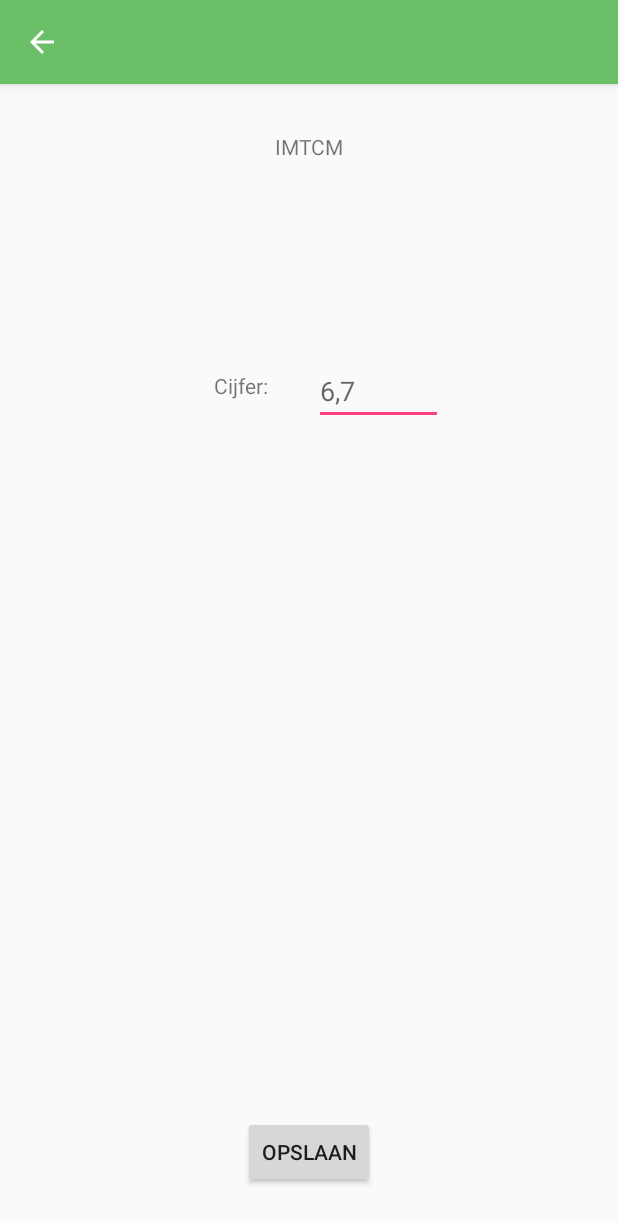
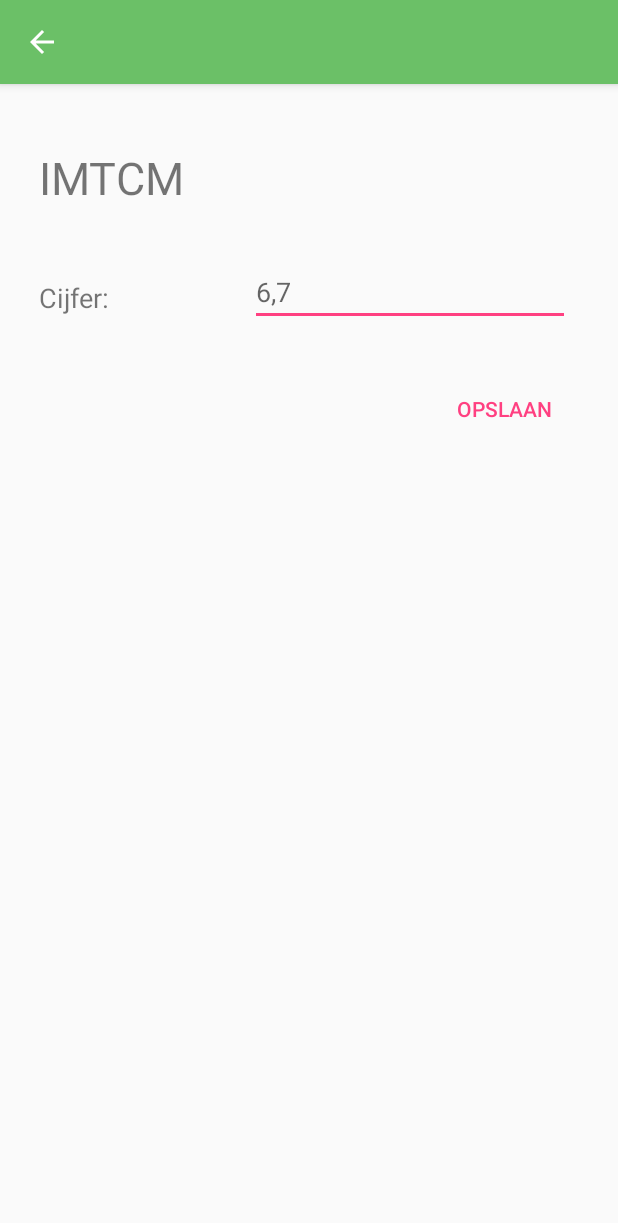
Before and after one commit to Roohn/IMTPMD, an Android app: the GradesActivity screen opened directly, with no data from a screen before it, on a phone screen of 412 x 824 dp. Shown: the top 1223 px of the screen. Run offline under Robolectric (Android 15) with nearby library versions, the phone set to English and light mode, and no system bars; our stand-ins replace Volley; 3 statements that could not run were skipped.

```diff
--- a/app/src/main/java/nl/hsleiden/imtpmd/KeuzeActivity.java
+++ b/app/src/main/java/nl/hsleiden/imtpmd/KeuzeActivity.java
@@ -3,9 +3,10 @@ package nl.hsleiden.imtpmd;
 import android.app.Activity;
 import android.content.Intent;
 import android.os.Bundle;
+import android.support.v7.app.AppCompatActivity;
 import android.view.View;
 
-public class KeuzeActivity extends Activity {
+public class KeuzeActivity extends AppCompatActivity {
     public int jaar;
     public int semester;
     public int keuze = 0;
--- a/app/src/main/res/layout/activity_scherm03.xml
+++ b/app/src/main/res/layout/activity_scherm03.xml
@@ -10,72 +10,57 @@
         android:id="@+id/cijferNaam"
         android:layout_width="wrap_content"
         android:layout_height="wrap_content"
-        android:layout_marginLeft="8dp"
-        android:layout_marginRight="8dp"
+        android:layout_marginLeft="16dp"
+        android:layout_marginStart="16dp"
         android:layout_marginTop="32dp"
+        android:padding="10dp"
         android:text="IMTCM"
-        app:layout_constraintHorizontal_bias="0.501"
+        android:textSize="30sp"
         app:layout_constraintLeft_toLeftOf="parent"
-        app:layout_constraintRight_toRightOf="parent"
         app:layout_constraintTop_toTopOf="parent"
-        tools:textColor="#000000"
-        tools:textSize="35sp"
-        android:layout_marginStart="8dp"
-        android:layout_marginEnd="8dp" />
+        tools:textColor="#000000" />
 
 
     <TextView
+        android:id="@+id/textView"
         android:layout_width="wrap_content"
         android:layout_height="wrap_content"
-        android:layout_marginBottom="8dp"
-        android:layout_marginLeft="8dp"
-        android:layout_marginRight="100dp"
-        android:layout_marginTop="8dp"
+        android:layout_marginLeft="16dp"
+        android:layout_marginTop="27dp"
+        android:padding="10dp"
         android:text="Cijfer:"
-        app:layout_constraintBottom_toBottomOf="parent"
-        app:layout_constraintHorizontal_bias="0.502"
+        android:textSize="18sp"
         app:layout_constraintLeft_toLeftOf="parent"
-        app:layout_constraintRight_toRightOf="parent"
-        app:layout_constraintTop_toTopOf="parent"
-        app:layout_constraintVertical_bias="0.25"
-        tools:style="@android:style/Widget.DeviceDefault.Light.TextView"
-        tools:textSize="35sp"
-        android:id="@+id/textView"
-        android:layout_marginStart="8dp"
-        android:layout_marginEnd="100dp" />
+        app:layout_constraintTop_toBottomOf="@+id/cijferNaam"
+        tools:style="@android:style/Widget.DeviceDefault.Light.TextView" />
 
     <EditText
         android:id="@+id/cijferInvoer"
-        android:layout_width="86dp"
+        android:layout_width="wrap_content"
         android:layout_height="41dp"
-        android:layout_marginBottom="8dp"
-        android:layout_marginLeft="100dp"
-        android:layout_marginRight="8dp"
-        android:layout_marginTop="8dp"
+        android:layout_marginEnd="32dp"
+        android:layout_marginLeft="16dp"
+        android:layout_marginRight="32dp"
+        android:layout_marginTop="0dp"
         android:ems="10"
         android:hint="6,7"
         android:inputType="numberDecimal"
-        app:layout_constraintBottom_toBottomOf="parent"
-        app:layout_constraintHorizontal_bias="0.502"
-        app:layout_constraintLeft_toLeftOf="parent"
+        app:layout_constraintHorizontal_bias="1.0"
+        app:layout_constraintLeft_toRightOf="@+id/textView"
         app:layout_constraintRight_toRightOf="parent"
-        app:layout_constraintTop_toTopOf="parent"
-        app:layout_constraintVertical_bias="0.25"
-        android:layout_marginStart="100dp"
-        android:layout_marginEnd="8dp" />
+        app:layout_constraintTop_toTopOf="@+id/textView" />
 
     <Button
         android:id="@+id/cijferSave"
+        style="@style/Widget.AppCompat.Button.Borderless"
         android:layout_width="wrap_content"
-        android:layout_height="wrap_content"
-        android:layout_marginBottom="32dp"
-        android:layout_marginLeft="8dp"
-        android:layout_marginRight="8dp"
+        android:layout_height="48dp"
+        android:layout_marginRight="32dp"
+        android:layout_marginTop="31dp"
         android:text="Opslaan"
-        app:layout_constraintBottom_toBottomOf="parent"
-        app:layout_constraintLeft_toLeftOf="parent"
+        android:textColor="@color/colorAccent"
         app:layout_constraintRight_toRightOf="parent"
-        android:layout_marginStart="8dp"
-        android:layout_marginEnd="8dp" />
+        app:layout_constraintTop_toBottomOf="@+id/cijferInvoer"
+        android:layout_marginEnd="32dp" />
 
 </android.support.constraint.ConstraintLayout>
--- a/app/src/main/res/layout/module_list_item.xml
+++ b/app/src/main/res/layout/module_list_item.xml
@@ -85,9 +85,8 @@
 
         <View
             android:id="@+id/view9"
-            android:layout_width="match_parent"
+            android:layout_width="0dp"
             android:layout_height="1dp"
-            android:layout_marginBottom="0dp"
             android:background="@android:color/darker_gray"
             app:layout_constraintBottom_toBottomOf="parent"
             app:layout_constraintLeft_toLeftOf="parent"
--- a/app/src/main/res/values/strings.xml
+++ b/app/src/main/res/values/strings.xml
@@ -1,3 +1,3 @@
 <resources>
-    <string name="app_name"></string>
+    <string name="app_name">IMTPMD</string>
 </resources>
```
Also changed, not shown: app/src/main/AndroidManifest.xml (+6 -6 lines), app/src/main/res/layout/activity_keuze.xml (+12 -14 lines), app/src/main/res/layout/activity_main.xml (+4 -4 lines), app/src/main/res/layout/activity_overzicht.xml (+19 -23 lines), app/src/main/res/layout/activity_scherm01.xml (+4 -4 lines), app/src/main/res/drawable-hdpi/ic_date_range_black_48dp.png (added), app/src/main/res/drawable-hdpi/ic_mode_edit_white_24dp.png (added), app/src/main/res/drawable-mdpi/ic_date_range_black_48dp.png (added), app/src/main/res/drawable-mdpi/ic_mode_edit_white_24dp.png (added), app/src/main/res/drawable-xhdpi/ic_date_range_black_48dp.png (added), app/src/main/res/drawable-xhdpi/ic_mode_edit_white_24dp.png (added), app/src/main/res/drawable-xxhdpi/ic_date_range_black_48dp.png (added), app/src/main/res/drawable-xxhdpi/ic_mode_edit_white_24dp.png (added), app/src/main/res/drawable-xxxhdpi/ic_date_range_black_48dp.png (added), 2 more files.
